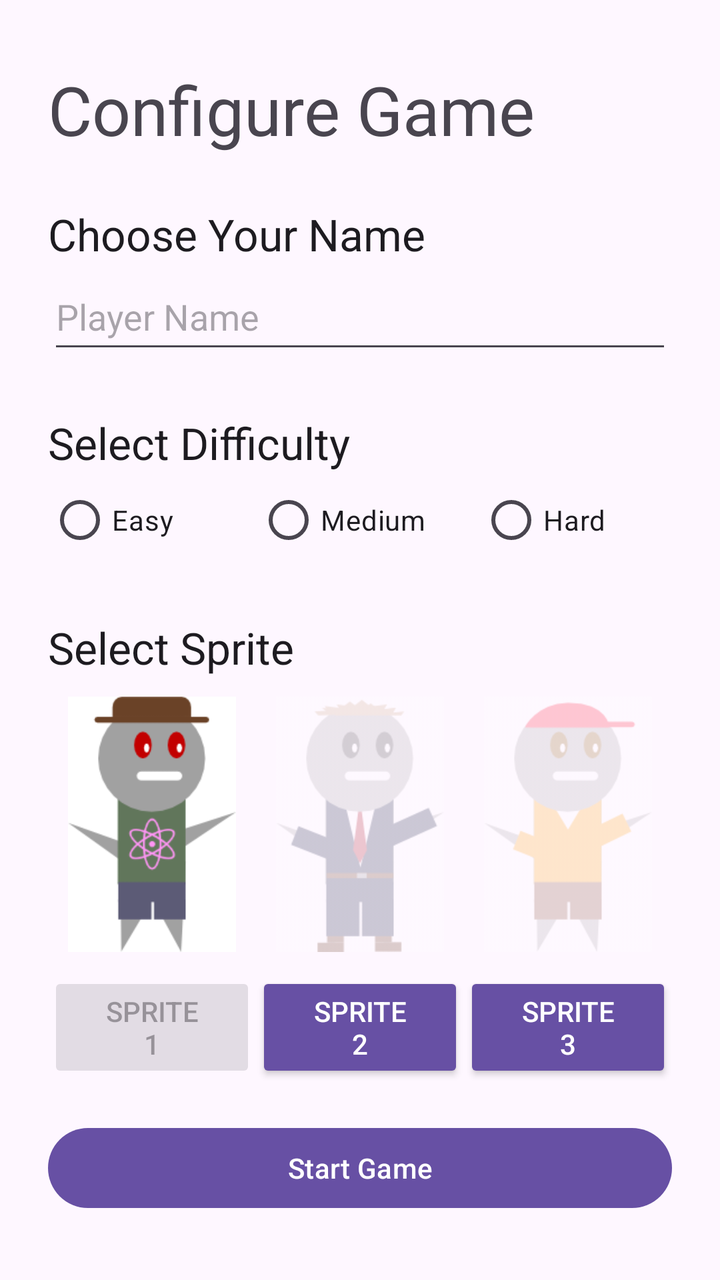
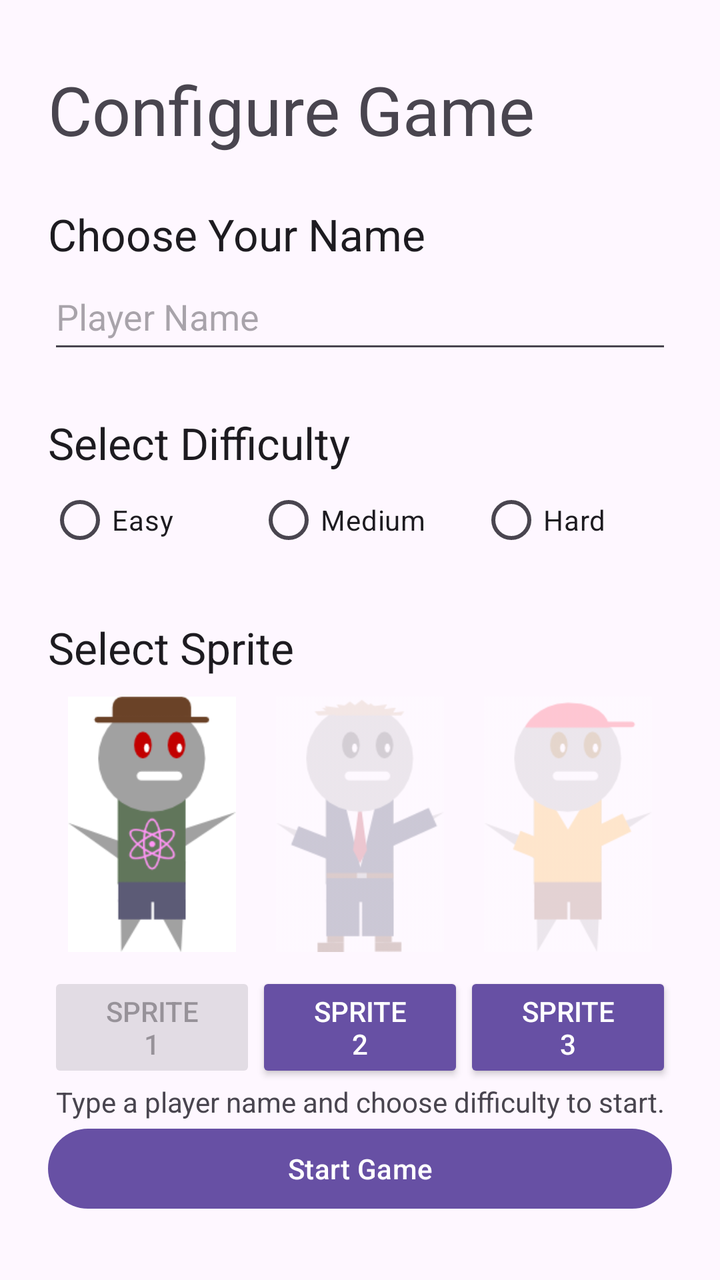

Compare the two renders of this Android layout. The source of the first and the diff that turns it into the second are given below.
<!-- AndroidManifest.xml: application theme Theme.CS2340C_Team28 -->
<!-- res/layout/activity_config_screen.xml -->
<?xml version="1.0" encoding="utf-8"?>
<androidx.constraintlayout.widget.ConstraintLayout xmlns:android="http://schemas.android.com/apk/res/android"
    xmlns:app="http://schemas.android.com/apk/res-auto"
    xmlns:tools="http://schemas.android.com/tools"
    android:layout_width="match_parent"
    android:layout_height="match_parent"
    tools:context=".activities.ConfigScreenActivity">

    <LinearLayout
        android:layout_width="0dp"
        android:layout_height="0dp"
        android:layout_marginStart="24dp"
        android:layout_marginTop="32dp"
        android:layout_marginEnd="24dp"
        android:layout_marginBottom="32dp"
        android:orientation="vertical"
        app:layout_constraintBottom_toBottomOf="parent"
        app:layout_constraintEnd_toEndOf="parent"
        app:layout_constraintStart_toStartOf="parent"
        app:layout_constraintTop_toTopOf="parent">

        <TextView
            android:id="@+id/textView2"
            android:layout_width="match_parent"
            android:layout_height="wrap_content"
            android:text="Configure Game"
            android:textAppearance="@style/TextAppearance.AppCompat.Display1" />

        <Space
            android:layout_width="match_parent"
            android:layout_height="25dp" />

        <TextView
            android:id="@+id/textView5"
            android:layout_width="match_parent"
            android:layout_height="wrap_content"
            android:text="Choose Your Name"
            android:textAppearance="@style/TextAppearance.AppCompat.Large" />

        <EditText
            android:id="@+id/playerNameEditText"
            android:layout_width="match_parent"
            android:layout_height="50dp"
            android:ems="10"
            android:hint="Player Name"
            android:imeOptions="actionDone"
            android:importantForAccessibility="no"
            android:inputType="text" />

        <Space
            android:layout_width="match_parent"
            android:layout_height="25dp" />

        <TextView
            android:id="@+id/textView4"
            android:layout_width="match_parent"
            android:layout_height="wrap_content"
            android:text="Select Difficulty"
            android:textAppearance="@style/TextAppearance.AppCompat.Large" />

        <RadioGroup
            android:id="@+id/radioGroup"
            android:layout_width="match_parent"
            android:layout_height="wrap_content"
            android:orientation="horizontal">

            <RadioButton
                android:id="@+id/radioButton1"
                android:layout_width="102dp"
                android:layout_height="wrap_content"
                android:layout_weight="1"
                android:text="Easy" />

            <RadioButton
                android:id="@+id/radioButton2"
                android:layout_width="109dp"
                android:layout_height="wrap_content"
                android:layout_weight="1"
                android:text="Medium" />

            <RadioButton
                android:id="@+id/radioButton3"
                android:layout_width="94dp"
                android:layout_height="wrap_content"
                android:layout_weight="1"
                android:text="Hard" />
        </RadioGroup>

        <Space
            android:layout_width="match_parent"
            android:layout_height="25dp" />

        <TextView
            android:id="@+id/textView6"
            android:layout_width="match_parent"
            android:layout_height="wrap_content"
            android:text="Select Sprite"
            android:textAppearance="@style/TextAppearance.AppCompat.Large" />

        <LinearLayout
            android:layout_width="match_parent"
            android:layout_height="wrap_content"
            android:orientation="horizontal">

            <LinearLayout
                android:layout_width="match_parent"
                android:layout_height="match_parent"
                android:layout_weight="1"
                android:orientation="vertical">

                <ImageView
                    android:id="@+id/spriteView1"
                    android:layout_width="match_parent"
                    android:layout_height="wrap_content"
                    android:adjustViewBounds="true"
                    android:alpha="1.0"
                    android:padding="10dp"
                    android:scaleType="fitCenter"
                    android:src="@drawable/person1" />

                <Button
                    android:id="@+id/spriteButton1"
                    style="@style/Widget.AppCompat.Button.Colored"
                    android:layout_width="match_parent"
                    android:layout_height="wrap_content"
                    android:enabled="false"
                    android:text="Sprite 1" />
            </LinearLayout>

            <LinearLayout
                android:layout_width="match_parent"
                android:layout_height="match_parent"
                android:layout_weight="1"
                android:orientation="vertical">

                <ImageView
                    android:id="@+id/spriteView2"
                    android:layout_width="match_parent"
                    android:layout_height="wrap_content"
                    android:adjustViewBounds="true"
                    android:alpha="0.2"
                    android:padding="10dp"
                    android:scaleType="fitCenter"
                    android:src="@drawable/person2" />

                <Button
                    android:id="@+id/spriteButton2"
                    style="@style/Widget.AppCompat.Button.Colored"
                    android:layout_width="match_parent"
                    android:layout_height="wrap_content"
                    android:text="Sprite 2" />
            </LinearLayout>

            <LinearLayout
                android:layout_width="match_parent"
                android:layout_height="match_parent"
                android:layout_weight="1"
                android:orientation="vertical">

                <ImageView
                    android:id="@+id/spriteView3"
                    android:layout_width="match_parent"
                    android:layout_height="wrap_content"
                    android:adjustViewBounds="true"
                    android:alpha="0.2"
                    android:padding="10dp"
                    android:scaleType="fitCenter"
                    android:src="@drawable/person3" />

                <Button
                    android:id="@+id/spriteButton3"
                    style="@style/Widget.AppCompat.Button.Colored"
                    android:layout_width="match_parent"
                    android:layout_height="wrap_content"
                    android:text="Sprite 3" />
            </LinearLayout>
        </LinearLayout>

        <Space
            android:layout_width="match_parent"
            android:layout_height="25dp"
            android:layout_weight="1" />

        <Button
            android:id="@+id/startGameButton"
            android:layout_width="match_parent"
            android:layout_height="wrap_content"
            android:text="Start Game" />

    </LinearLayout>
</androidx.constraintlayout.widget.ConstraintLayout>
<!-- resources referenced by this layout -->
<resources>
  <!-- drawable person1: png bitmap (drawable, 8835 bytes) -->
  <!-- drawable person2: png bitmap (drawable, 7251 bytes) -->
  <!-- drawable person3: png bitmap (drawable, 6355 bytes) -->
  <style name="Theme.CS2340C_Team28" parent="Theme.MaterialComponents.DayNight.DarkActionBar">
          
          <item name="colorPrimary">@color/purple_500</item>
          <item name="colorPrimaryVariant">@color/purple_700</item>
          <item name="colorOnPrimary">@color/white</item>
          
          <item name="colorSecondary">@color/teal_200</item>
          <item name="colorSecondaryVariant">@color/teal_700</item>
          <item name="colorOnSecondary">@color/black</item>
          
          <item name="android:statusBarColor">?attr/colorPrimaryVariant</item>
          
      </style>
  <color name="purple_500">#FF6200EE</color>
  <color name="purple_700">#FF3700B3</color>
  <color name="white">#FFFFFFFF</color>
  <color name="teal_200">#FF03DAC5</color>
  <color name="teal_700">#FF018786</color>
  <color name="black">#FF000000</color>
</resources>

<!-- the commit's change to res/layout/activity_config_screen.xml (unified diff, before → after) -->
@@ -181,6 +181,13 @@
             android:layout_height="25dp"
             android:layout_weight="1" />
 
+        <TextView
+            android:id="@+id/startHint"
+            android:layout_width="match_parent"
+            android:layout_height="wrap_content"
+            android:gravity="center"
+            android:text="Type a player name and choose difficulty to start." />
+
         <Button
             android:id="@+id/startGameButton"
             android:layout_width="match_parent"
